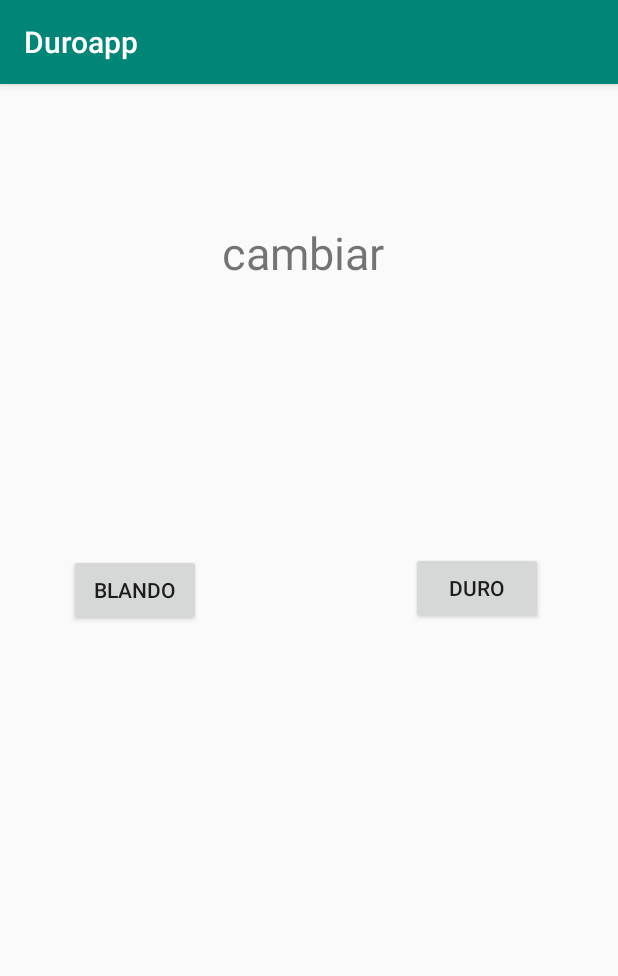
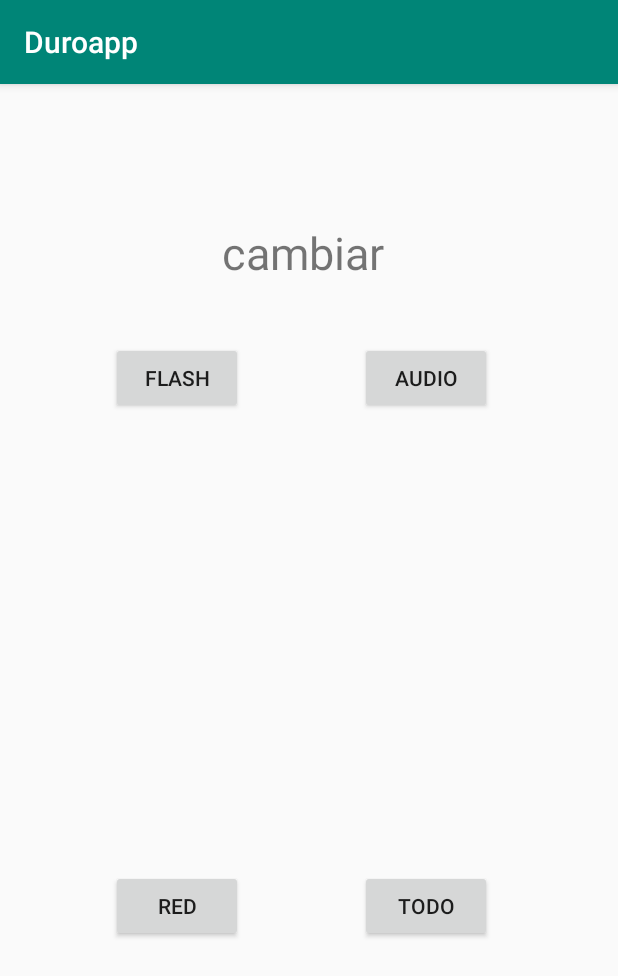
Before and after one commit to sebakjal/Duroapp, an Android app: the screen it shows after launch (MainActivity), on a phone screen of 412 x 824 dp. Shown: the top 976 px of the screen. Run offline under Robolectric (Android 15) with nearby library versions, the light colour scheme and no system bars; our stand-ins replace Firebase (no records; nobody signed in at launch, a user with empty details on screens opened directly); libraries missing offline, so code that uses them is left out: com.firebase.client; 3 statements that could not run were skipped.

Commit message:
if arregladors kajale chupalo

```diff
--- a/app/src/main/java/com/example/duroapp/MainActivity.java
+++ b/app/src/main/java/com/example/duroapp/MainActivity.java
@@ -16,7 +16,7 @@ import com.firebase.client.ValueEventListener;
 public class MainActivity extends AppCompatActivity {
 
     TextView texto;
-    Button button1, button2, button3;
+    Button button1, button2, button3,button4;
     Firebase firebaseReference;
     String valor;
 
@@ -24,9 +24,7 @@ public class MainActivity extends AppCompatActivity {
     protected void onCreate(Bundle savedInstanceState) {
         super.onCreate(savedInstanceState);
         setContentView(R.layout.activity_main);
-
-
-    }
+   }
 
     @Override
     protected void onStart(){
@@ -34,8 +32,12 @@ public class MainActivity extends AppCompatActivity {
 
 
         texto = (TextView) findViewById(R.id.text1);
-        button1 = (Button) findViewById(R.id.buttonleft);
-        button2 = (Button) findViewById(R.id.buttonright);
+
+        //Editar
+        button1 = (Button) findViewById(R.id.flash);
+        button2 = (Button) findViewById(R.id.audio);
+        button3 = (Button) findViewById(R.id.red);
+        button4 = (Button) findViewById(R.id.todo);
 
 
         firebaseReference = new Firebase("https://duroapp-50d3f.firebaseio.com/data/type");
@@ -61,21 +63,42 @@ public class MainActivity extends AppCompatActivity {
         Intent intent2 = new Intent(MainActivity.this, MainService.class);
         startService(intent2);
 
+        //FLASH
         button1.setOnClickListener(new View.OnClickListener() {
             @Override
             public void onClick(View view) {
-                firebaseReference.setValue("blando");
+                firebaseReference.setValue("11000");
+                Toast.makeText(getApplicationContext(), "ApreteFLASH", Toast.LENGTH_SHORT).show();
             }
         });
+
+        //AUDIO
         button2.setOnClickListener(new View.OnClickListener() {
             @Override
             public void onClick(View view) {
-                firebaseReference.setValue("duro");
-
-                Toast.makeText(getApplicationContext(), "APRETE MI ANO", Toast.LENGTH_SHORT).show();
-
+                firebaseReference.setValue("10100");
+                Toast.makeText(getApplicationContext(), "ApreteAUDIO", Toast.LENGTH_SHORT).show();
             }
         });
 
+        //RED
+        button3.setOnClickListener(new View.OnClickListener() {
+            @Override
+            public void onClick(View view) {
+                firebaseReference.setValue("10010");
+                Toast.makeText(getApplicationContext(), "ApreteRED", Toast.LENGTH_SHORT).show();
+            }
+        });
+
+        //TODO
+        button4.setOnClickListener(new View.OnClickListener() {
+            @Override
+            public void onClick(View view) {
+                firebaseReference.setValue("10001");
+                Toast.makeText(getApplicationContext(), "ApreteTODO", Toast.LENGTH_SHORT).show();
+            }
+        });
+
+
     }
 }
--- a/app/src/main/res/layout/activity_main.xml
+++ b/app/src/main/res/layout/activity_main.xml
@@ -1,5 +1,5 @@
 <?xml version="1.0" encoding="utf-8"?>
-<android.support.constraint.ConstraintLayout xmlns:android="http://schemas.android.com/apk/res/android"
+<RelativeLayout xmlns:android="http://schemas.android.com/apk/res/android"
     xmlns:app="http://schemas.android.com/apk/res-auto"
     xmlns:tools="http://schemas.android.com/tools"
     android:layout_width="match_parent"
@@ -13,29 +13,43 @@
         android:layout_marginStart="148dp"
         android:layout_marginTop="92dp"
         android:text="@string/cambiar"
-        android:textSize="30sp"
-        app:layout_constraintStart_toStartOf="parent"
-        app:layout_constraintTop_toTopOf="parent" />
+        android:textSize="30sp" />
 
     <Button
-        android:id="@+id/buttonleft"
+        android:id="@+id/flash"
         android:layout_width="wrap_content"
         android:layout_height="wrap_content"
-        android:layout_marginStart="46dp"
-        android:layout_marginTop="313dp"
-        android:text="BLANDO"
-        app:layout_constraintStart_toStartOf="parent"
-        app:layout_constraintTop_toTopOf="parent" />
+        android:layout_alignParentStart="true"
+        android:layout_alignParentTop="true"
+        android:layout_marginStart="74dp"
+        android:layout_marginTop="172dp"
+        android:text="Flash" />
 
     <Button
-        android:id="@+id/buttonright"
+        android:id="@+id/audio"
         android:layout_width="wrap_content"
         android:layout_height="wrap_content"
-        android:layout_marginTop="312dp"
-        android:layout_marginEnd="50dp"
-        android:text="DURO"
-        app:layout_constraintEnd_toEndOf="parent"
-        app:layout_constraintTop_toTopOf="parent" />
+        android:layout_alignTop="@+id/flash"
+        android:layout_alignParentEnd="true"
+        android:layout_marginEnd="84dp"
+        android:text="Audio" />
+
+    <Button
+        android:id="@+id/red"
+        android:layout_width="wrap_content"
+        android:layout_height="wrap_content"
+        android:layout_alignStart="@+id/flash"
+        android:layout_alignParentBottom="true"
+        android:layout_marginBottom="196dp"
+        android:text="Red" />
+
+    <Button
+        android:id="@+id/todo"
+        android:layout_width="wrap_content"
+        android:layout_height="wrap_content"
+        android:layout_alignStart="@+id/audio"
+        android:layout_alignTop="@+id/red"
+        android:text="Todo" />
 
 
-</android.support.constraint.ConstraintLayout>
+</RelativeLayout>
```
Also changed, not shown: app/src/main/AndroidManifest.xml (+1 -11 lines), app/src/main/java/com/example/duroapp/MainService.java (+30 -17 lines), 1 other file.
